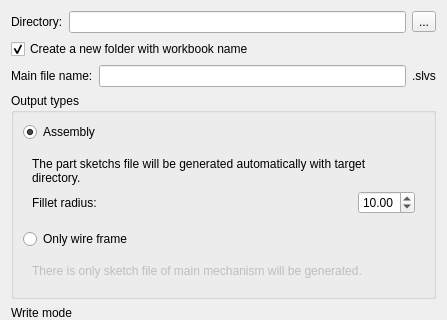
Qt form core/io/output_option.ui (KmolYuan/Pyslvs-UI) before a commit; both pictures show x 0 to 447 and y 0 to 320 of the 447 by 663 pixel window.
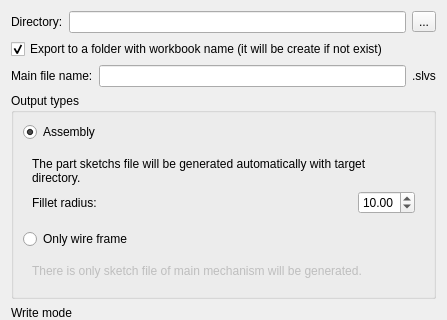
The same form after that commit. Icons and pictures are not drawn.

Commit message: Adjust the description of export to folder option.

```diff
--- a/core/io/output_option.ui
+++ b/core/io/output_option.ui
@@ -49,7 +49,7 @@
    <item>
     <widget class="QCheckBox" name="newfolder_option">
      <property name="text">
-      <string>Create a new folder with workbook name</string>
+      <string>Export to a folder with workbook name (it will be create if not exist)</string>
      </property>
      <property name="checked">
       <bool>true</bool>
```
The commit also changes 1 other file.
